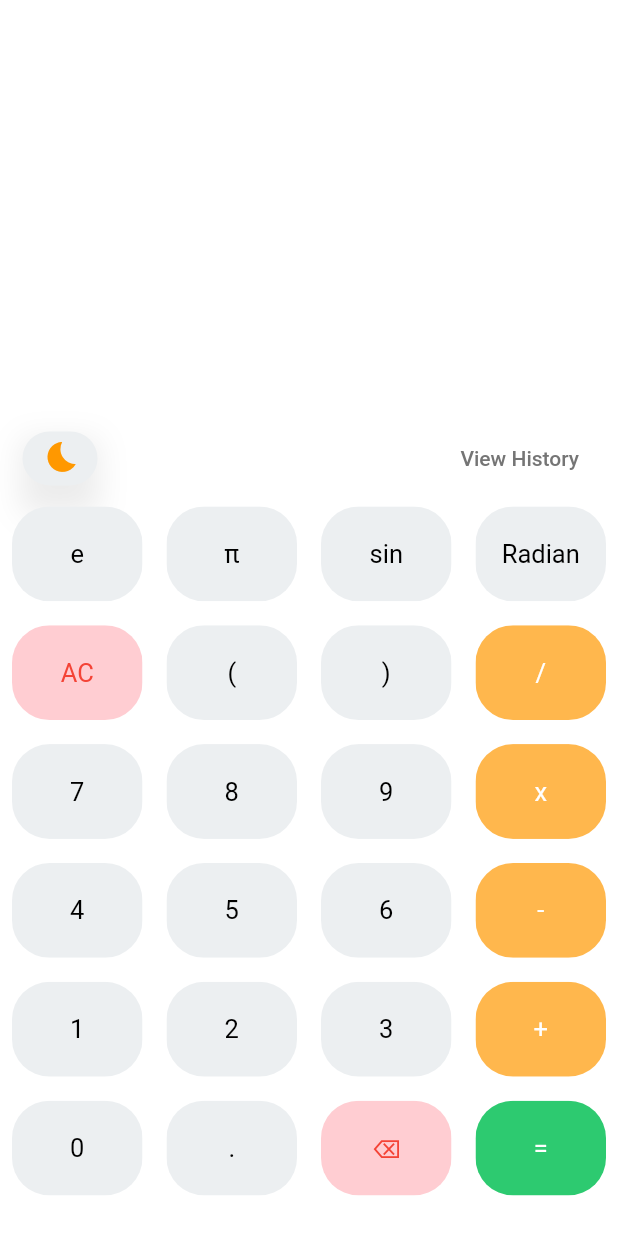
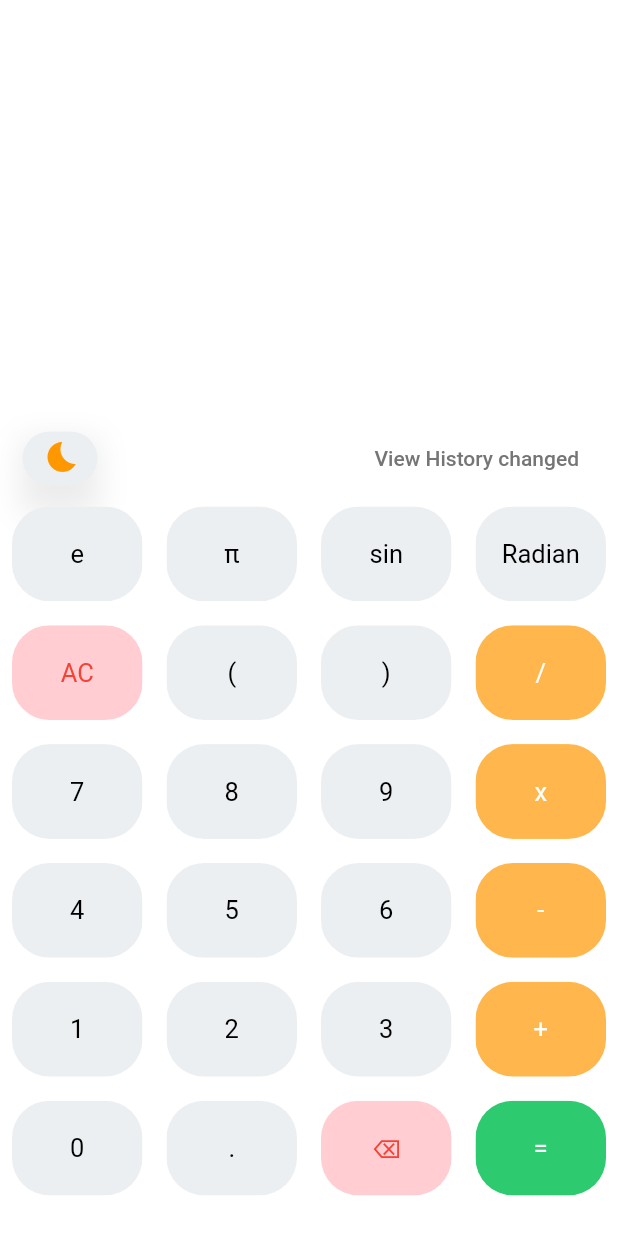
Before and after one commit to bhagirathsinh1/scientific_calsi, a Flutter app: the screen it shows after launch, on a phone screen of 412 x 824 dp. Run offline on Flutter 3.47's test engine with Material 2 defaults, Android fonts, the phone set to English and light mode, and no system bars; our stand-ins replace math_expressions.

Commit message:
history changed

```diff
--- a/lib/HomePage.dart
+++ b/lib/HomePage.dart
@@ -15,7 +15,7 @@ class HomePage extends StatefulWidget {
 class _HomePageState extends State<HomePage> {
   var userQuestion = '';
   var userAnswer = '';
-  var viewHistory = 'View History';
+  var viewHistory = 'View History changed';
   var ob = 0;
   var cb = 0;
   var zero = 0;
```
